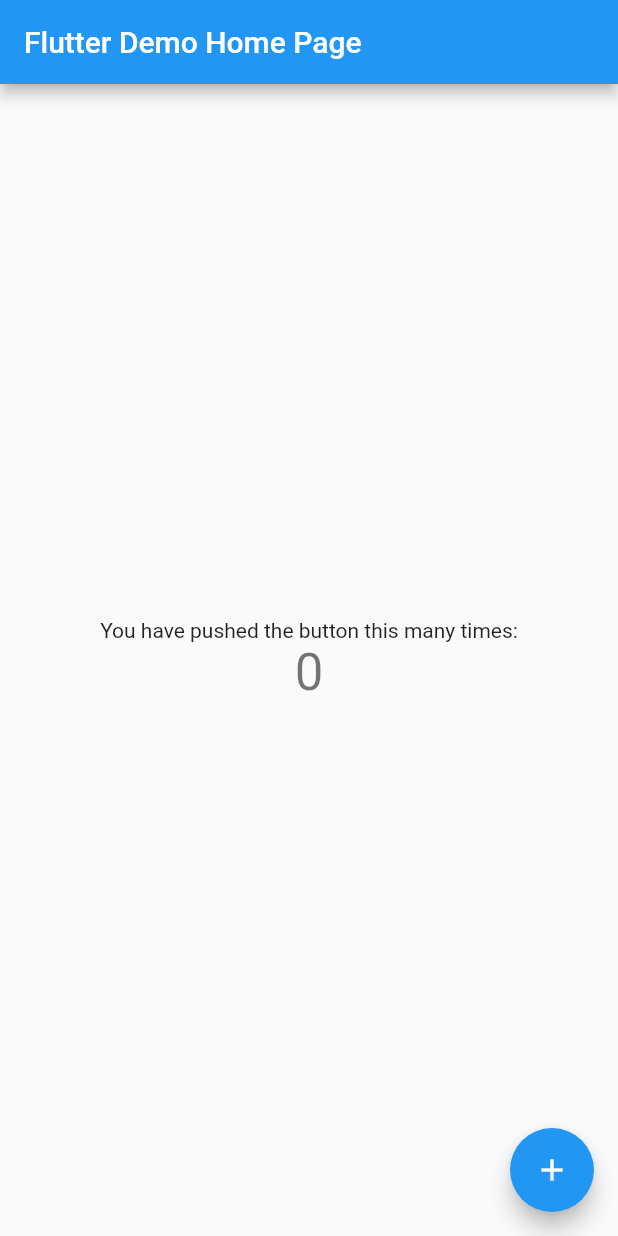
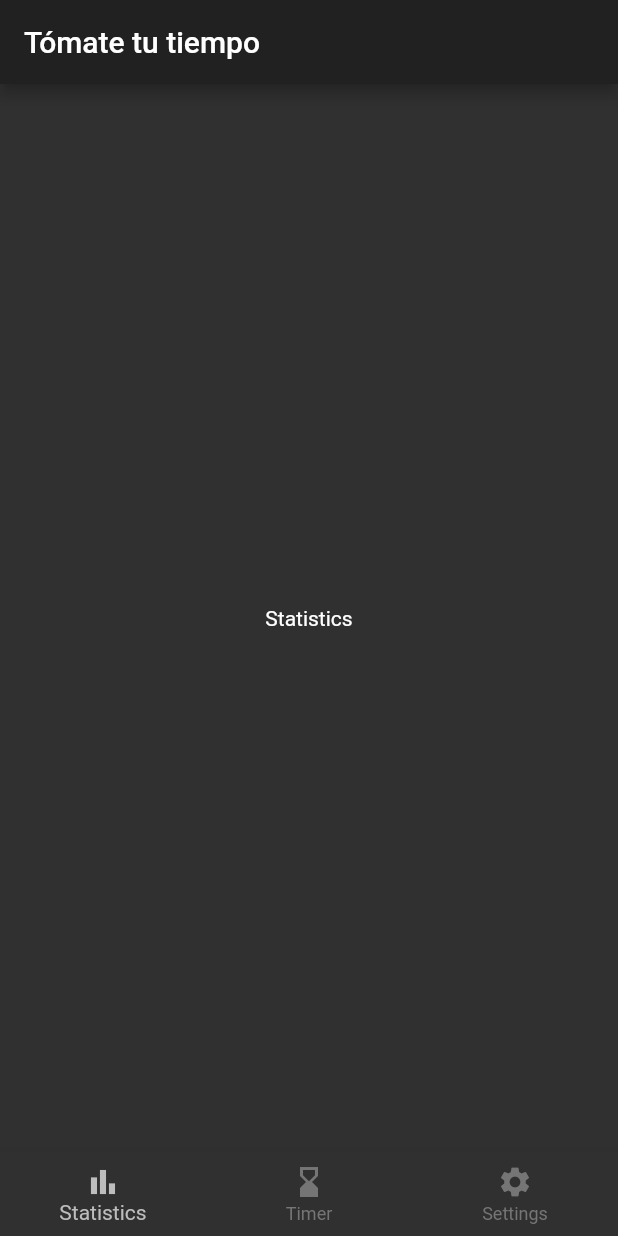
Before and after one commit to lggruspe/tomate_tu_tiempo, a Flutter app: the screen it shows after launch, on a phone screen of 412 x 824 dp. Run offline on Flutter 3.47's test engine with Material 2 defaults, Android fonts, the light colour scheme and no system bars.

Commit message:
Add main app layout

```diff
--- a/lib/main.dart
+++ b/lib/main.dart
@@ -4,110 +4,179 @@
   runApp(MyApp());
 }
 
-class MyApp extends StatelessWidget {
-  // This widget is the root of your application.
+class MyApp extends StatefulWidget {
   @override
-  Widget build(BuildContext context) {
-    return MaterialApp(
-      title: 'Flutter Demo',
-      theme: ThemeData(
-        // This is the theme of your application.
-        //
-        // Try running your application with "flutter run". You'll see the
-        // application has a blue toolbar. Then, without quitting the app, try
-        // changing the primarySwatch below to Colors.green and then invoke
-        // "hot reload" (press "r" in the console where you ran "flutter run",
-        // or simply save your changes to "hot reload" in a Flutter IDE).
-        // Notice that the counter didn't reset back to zero; the application
-        // is not restarted.
-        primarySwatch: Colors.blue,
-      ),
-      home: MyHomePage(title: 'Flutter Demo Home Page'),
-    );
-  }
+  _MyAppState createState() => _MyAppState();
 }
 
-class MyHomePage extends StatefulWidget {
-  MyHomePage({Key? key, required this.title}) : super(key: key);
+class _MyAppState extends State<MyApp> {
+  BodyPage _currentPage = BodyPage.Statistics;
 
-  // This widget is the home page of your application. It is stateful, meaning
-  // that it has a State object (defined below) that contains fields that affect
-  // how it looks.
-
-  // This class is the configuration for the state. It holds the values (in this
-  // case the title) provided by the parent (in this case the App widget) and
-  // used by the build method of the State. Fields in a Widget subclass are
-  // always marked "final".
-
-  final String title;
-
-  @override
-  _MyHomePageState createState() => _MyHomePageState();
-}
-
-class _MyHomePageState extends State<MyHomePage> {
-  int _counter = 0;
-
-  void _incrementCounter() {
+  void _changePage(BodyPage page) {
     setState(() {
-      // This call to setState tells the Flutter framework that something has
-      // changed in this State, which causes it to rerun the build method below
-      // so that the display can reflect the updated values. If we changed
-      // _counter without calling setState(), then the build method would not be
-      // called again, and so nothing would appear to happen.
-      _counter++;
+      _currentPage = page;
     });
   }
 
   @override
   Widget build(BuildContext context) {
-    // This method is rerun every time setState is called, for instance as done
-    // by the _incrementCounter method above.
-    //
-    // The Flutter framework has been optimized to make rerunning build methods
-    // fast, so that you can just rebuild anything that needs updating rather
-    // than having to individually change instances of widgets.
-    return Scaffold(
-      appBar: AppBar(
-        // Here we take the value from the MyHomePage object that was created by
-        // the App.build method, and use it to set our appbar title.
-        title: Text(widget.title),
-      ),
-      body: Center(
-        // Center is a layout widget. It takes a single child and positions it
-        // in the middle of the parent.
-        child: Column(
-          // Column is also a layout widget. It takes a list of children and
-          // arranges them vertically. By default, it sizes itself to fit its
-          // children horizontally, and tries to be as tall as its parent.
-          //
-          // Invoke "debug painting" (press "p" in the console, choose the
-          // "Toggle Debug Paint" action from the Flutter Inspector in Android
-          // Studio, or the "Toggle Debug Paint" command in Visual Studio Code)
-          // to see the wireframe for each widget.
-          //
-          // Column has various properties to control how it sizes itself and
-          // how it positions its children. Here we use mainAxisAlignment to
-          // center the children vertically; the main axis here is the vertical
-          // axis because Columns are vertical (the cross axis would be
-          // horizontal).
-          mainAxisAlignment: MainAxisAlignment.center,
-          children: <Widget>[
-            Text(
-              'You have pushed the button this many times:',
-            ),
-            Text(
-              '$_counter',
-              style: Theme.of(context).textTheme.headline4,
-            ),
-          ],
+    return MaterialApp(
+        home: Scaffold(
+          appBar: AppBar(
+            title: const Text('Tómate tu tiempo'),
+          ),
+          body: MyBody(_currentPage),
+          bottomNavigationBar: MyNavBar(_currentPage, _changePage),
         ),
-      ),
-      floatingActionButton: FloatingActionButton(
-        onPressed: _incrementCounter,
-        tooltip: 'Increment',
-        child: Icon(Icons.add),
-      ), // This trailing comma makes auto-formatting nicer for build methods.
+        theme: ThemeData(
+          colorScheme: ColorScheme.dark(),
+        ));
+  }
+}
+
+class MyNavBar extends StatelessWidget {
+  final BodyPage page;
+  final void Function(BodyPage) onTap;
+
+  MyNavBar(this.page, this.onTap);
+
+  @override
+  Widget build(BuildContext context) {
+    return BottomNavigationBar(
+      selectedItemColor: Colors.grey[400],
+      unselectedItemColor: Colors.grey[600],
+      currentIndex: page.index,
+      onTap: (index) => onTap(BodyPage.values[index]),
+      items: const <BottomNavigationBarItem>[
+        BottomNavigationBarItem(
+          icon: Icon(Icons.bar_chart),
+          label: 'Statistics',
+        ),
+        BottomNavigationBarItem(
+          icon: Icon(Icons.hourglass_bottom),
+          label: 'Timer',
+        ),
+        BottomNavigationBarItem(
+          icon: Icon(Icons.settings),
+          label: 'Settings',
+        ),
+      ],
     );
   }
 }
+
+class StatisticsBody extends StatelessWidget {
+  @override
+  Widget build(BuildContext context) {
+    return Center(
+      child: Text('Statistics'),
+    );
+  }
+}
+
+class SettingsBody extends StatelessWidget {
+  @override
+  Widget build(BuildContext context) {
+    return Center(
+      child: Text('Settings'),
+    );
+  }
+}
+
+class TimerBody extends StatelessWidget {
+  @override
+  Widget build(BuildContext context) {
+    return Column(
+      children: <Widget>[
+        MyDescription(),
+        MyClock(),
+        MyButtons(),
+        Switch(
+          value: false,
+          onChanged: null,
+        ),
+      ],
+    );
+  }
+}
+
+class MyDescription extends StatelessWidget {
+  @override
+  Widget build(BuildContext context) {
+    return Expanded(
+      child: Padding(
+        padding: EdgeInsets.all(30.0),
+        child: Center(
+          child: const Text(
+            'A very long description of a task in my to-do list.',
+            style: TextStyle(
+              fontSize: 30.0,
+            ),
+          ),
+        ),
+      ),
+    );
+  }
+}
+
+class MyClock extends StatelessWidget {
+  @override
+  Widget build(BuildContext context) {
+    return Expanded(
+      child: DecoratedBox(
+        decoration: BoxDecoration(
+          // color: Colors.blue,
+          shape: BoxShape.circle,
+        ),
+        child: Center(
+          child: const Text(
+            '30:00',
+            style: TextStyle(
+              fontSize: 80.0,
+            ),
+          ),
+        ),
+      ),
+    );
+  }
+}
+
+class MyButtons extends StatelessWidget {
+  @override
+  Widget build(BuildContext context) {
+    return Expanded(
+      child: Center(
+        child: IconButton(
+          color: Colors.blue,
+          icon: Icon(Icons.play_arrow),
+          iconSize: 50.0,
+          onPressed: null,
+        ),
+      ),
+    );
+  }
+}
+
+enum BodyPage {
+  Statistics,
+  Timer,
+  Settings,
+}
+
+class MyBody extends StatelessWidget {
+  final BodyPage page;
+
+  MyBody(this.page);
+
+  @override
+  Widget build(BuildContext context) {
+    switch (page) {
+      case BodyPage.Statistics:
+        return StatisticsBody();
+      case BodyPage.Timer:
+        return TimerBody();
+      case BodyPage.Settings:
+        return SettingsBody();
+    }
+  }
+}
```
Also changed, not shown: 2 other files.
